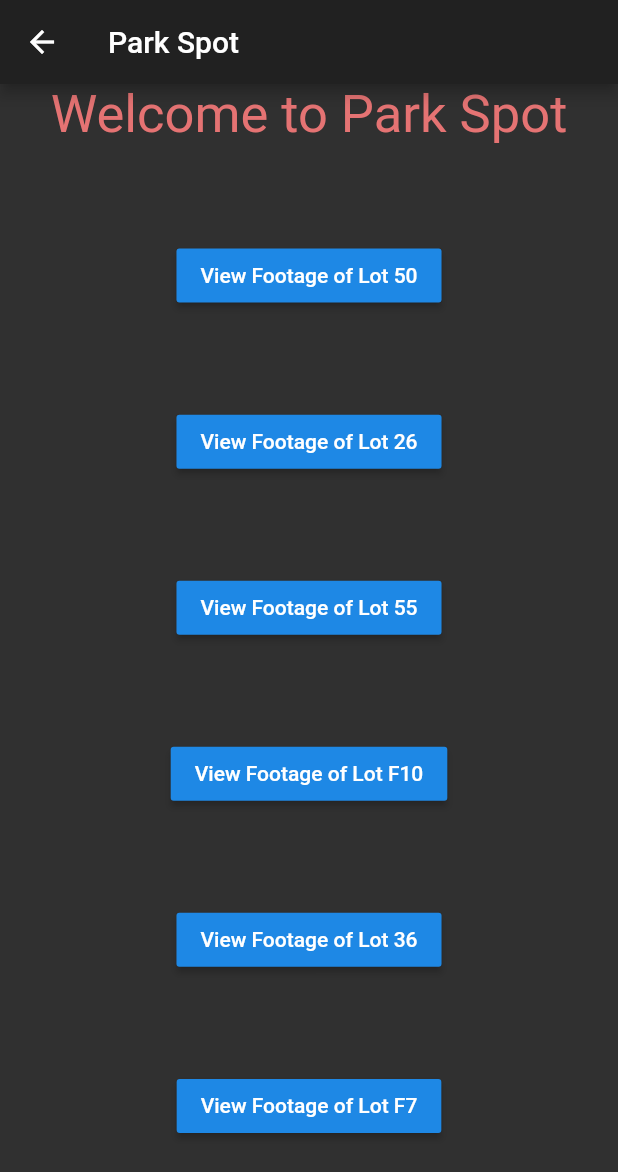
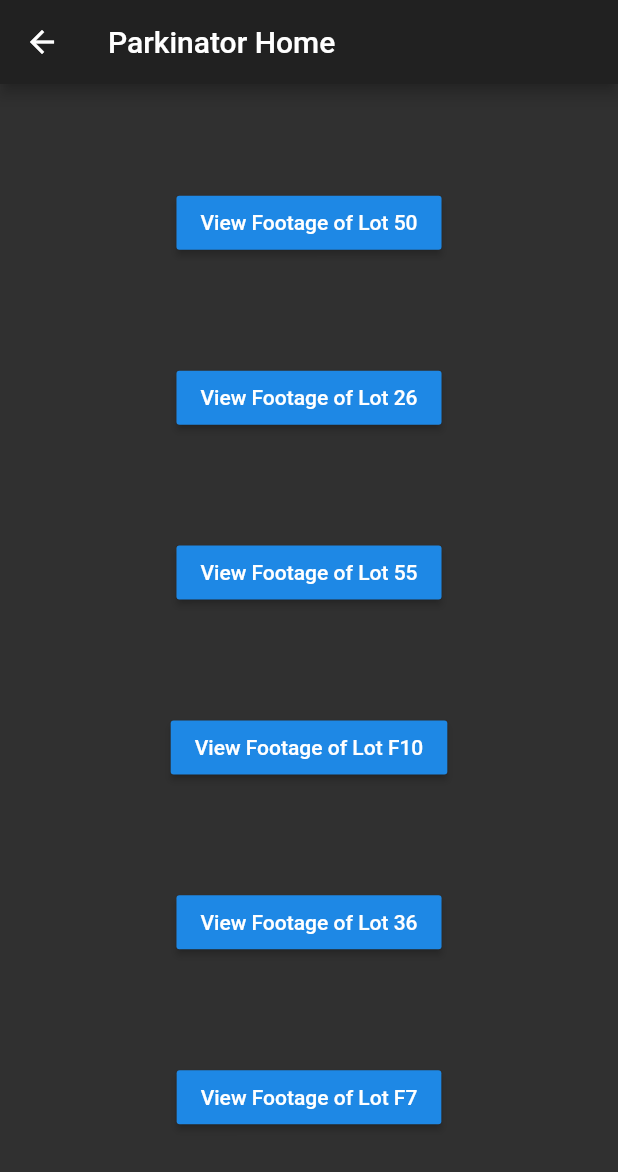
Before and after one commit to cachecake404/Parkinator, a Flutter app: the screen it shows after launch, after a tap on "Login", on a phone screen of 412 x 824 dp. Shown: the top 1172 px of the screen. Run offline on Flutter 3.47's test engine with Material 2 defaults, Android fonts, the phone set to English and light mode, and no system bars; our stand-ins replace camera, cloud_firestore; accounts and stored records are empty; network calls fail.

Commit message:
Fixed the naming changes over the app and added background image for Login Page

```diff
--- a/FrontEnd/lib/availableParking.dart
+++ b/FrontEnd/lib/availableParking.dart
@@ -14,7 +14,7 @@ class _AvailableParkingState extends State<AvailableParking> {
   int available;
   int total;
   Timer timer;
-  int n=1;
+  int n = 1;
   Image cameraImage = Image.network("http://hughboy.com:9999/img.png");
 
   void updateData() async {
@@ -26,7 +26,7 @@ class _AvailableParkingState extends State<AvailableParking> {
         booked = int.parse(response.body);
         available = total - booked;
         imageCache.clear();
-        n+=1;
+        n += 1;
         cameraImage =
             Image.network("http://hughboy.com:9999/img.png?k=" + n.toString());
       });
@@ -46,8 +46,7 @@ class _AvailableParkingState extends State<AvailableParking> {
   Widget build(BuildContext context) {
     return Scaffold(
       appBar: AppBar(
-        title: Text("Parking Spots",
-            style: TextStyle(fontSize: 30, color: Colors.blue)),
+        title: Text("Parking Spots"),
       ),
       body: Center(
         child: Container(
@@ -55,9 +54,9 @@ class _AvailableParkingState extends State<AvailableParking> {
           children: <Widget>[
             Text("            Available Spots: $available",
                 style: TextStyle(fontSize: 25, color: Colors.green)),
+            cameraImage,
             Text("            Total Spots: $total",
                 style: TextStyle(fontSize: 25, color: Colors.blue)),
-            cameraImage,
           ],
         )),
       ),
--- a/FrontEnd/lib/infoPage.dart
+++ b/FrontEnd/lib/infoPage.dart
@@ -6,22 +6,23 @@ class InfoPage extends StatefulWidget {
 
   _InfoPageState createState() => _InfoPageState();
 }
-///HAHAHA
+
 class _InfoPageState extends State<InfoPage> {
+  Color _getColorFromHex(String hexColor) {
+    hexColor = hexColor.replaceAll("#", "");
+    return Color(int.parse('FF' + hexColor, radix: 16));
+  }
+
   @override
   Widget build(BuildContext context) {
     return (Scaffold(
       appBar: AppBar(
-        title: Text("Park Spot"),
+        title: Text("Parkinator Home"),
       ),
       body: Center(
         child: Container(
           child: Column(
             children: <Widget>[
-              Text(
-                "Welcome to Park Spot",
-                style: TextStyle(fontSize: 35, color: Colors.red[300]),
-              ),
               Spacer(flex: 1),
               RaisedButton(
                 child: Text("View Footage of Lot 50"),
--- a/FrontEnd/lib/loginPage.dart
+++ b/FrontEnd/lib/loginPage.dart
@@ -8,9 +8,17 @@ class Login extends StatelessWidget {
   @override
   Widget build(BuildContext context) {
     return Scaffold(
-        appBar: AppBar(title: Text("Login to Parkinator")),
-        body: Center(
+        // appBar: AppBar(title: Text("Login to Parkinator")),
+        body: DecoratedBox(
+            position: DecorationPosition.background,
+            decoration: BoxDecoration(
+              color: Colors.black12,
+              image: DecorationImage(
+                  image: AssetImage('./assets/pLot.png'), fit: BoxFit.cover),
+            ),
+            child: Center(
               child: Container(
+                  padding: const EdgeInsets.all(20),
                   child: Column(
                     children: <Widget>[
                       Spacer(flex: 1),
@@ -18,28 +26,34 @@ class Login extends StatelessWidget {
                           minWidth: 200.0,
                           height: 70.0,
                           child: RaisedButton(
-                    child: Text("Login", style: TextStyle(fontSize: 40)),
-                    color: Colors.red,
+                            child:
+                                Text("Login", style: TextStyle(fontSize: 40)),
+                            color: Colors.black12,
                             onPressed: () {
-                      Navigator.push(context,
-                          MaterialPageRoute(builder: (context) => InfoPage()));
+                              Navigator.push(
+                                  context,
+                                  MaterialPageRoute(
+                                      builder: (context) => InfoPage()));
                             },
                           )),
-              Spacer(flex: 1),
+                      // Spacer(flex: 1),
                       ButtonTheme(
                           minWidth: 200.0,
                           height: 70.0,
                           child: RaisedButton(
-                    child: Text("Register", style: TextStyle(fontSize: 40)),
-                    color: Colors.red,
+                            child: Text("Register",
+                                style: TextStyle(fontSize: 40)),
+                            color: Colors.black12,
                             onPressed: () {
-                      Navigator.push(context,
-                          MaterialPageRoute(builder: (context) => Register()));
+                              Navigator.push(
+                                  context,
+                                  MaterialPageRoute(
+                                      builder: (context) => Register()));
                             },
                           )),
                       Spacer(flex: 1)
                     ],
                   )),
-        ));
+            )));
   }
 }
--- a/FrontEnd/lib/successPage.dart
+++ b/FrontEnd/lib/successPage.dart
@@ -8,7 +8,7 @@ class Success extends StatelessWidget {
   @override
   Widget build(BuildContext context) {
     return Scaffold(
-        appBar: AppBar(title: Text("Registration Completion Page")),
+        appBar: AppBar(title: Text("Registration Completion")),
         body: Column(
           children: <Widget>[
             Center(
--- a/FrontEnd/pubspec.yaml
+++ b/FrontEnd/pubspec.yaml
@@ -42,7 +42,7 @@ flutter:
   # To add assets to your application, add an assets section, like this:
   assets:
     - assets/dummyParking.jpg
-    - assets/pLot.jpg
+    - assets/pLot.png
     #  - images/a_dot_ham.jpeg
     # An image asset can refer to one or more resolution-specific "variants", see
     # https://flutter.dev/assets-and-images/#resolution-aware.
```
Also changed, not shown: FrontEnd/assets/pLot.jpg (deleted), FrontEnd/assets/pLot.png (added). Lines whose indentation alone changed are shown as unchanged.
